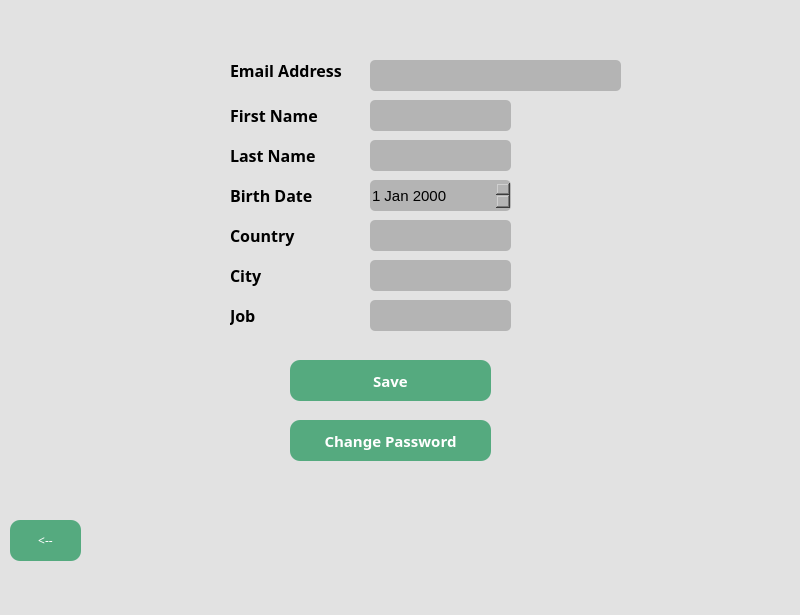
The window that front end/edit_acc.ui (Eugeo101/Commerce-Marketplace-system) describes before a commit, drawn with Qt 5.
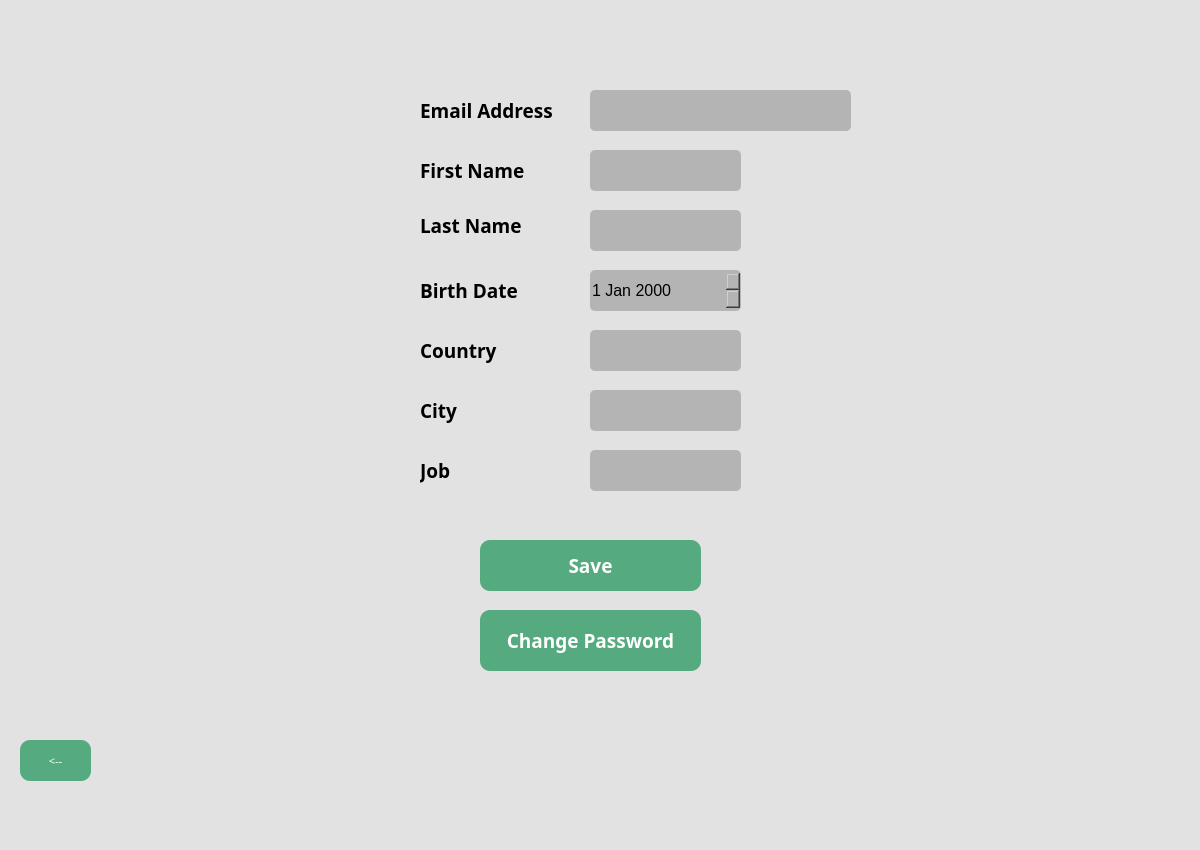
The same window after the commit.

Patch:
```diff
--- a/front end/edit_acc.ui
+++ b/front end/edit_acc.ui
@@ -6,8 +6,8 @@
    <rect>
     <x>0</x>
     <y>0</y>
-    <width>800</width>
-    <height>615</height>
+    <width>1200</width>
+    <height>850</height>
    </rect>
   </property>
   <property name="windowTitle">
@@ -23,16 +23,16 @@
    <widget class="QPushButton" name="savebutton">
     <property name="geometry">
      <rect>
-      <x>290</x>
-      <y>360</y>
-      <width>201</width>
-      <height>41</height>
+      <x>480</x>
+      <y>540</y>
+      <width>221</width>
+      <height>51</height>
      </rect>
     </property>
     <property name="font">
      <font>
       <family>Yu Gothic UI Semibold</family>
-      <pointsize>11</pointsize>
+      <pointsize>14</pointsize>
       <weight>75</weight>
       <bold>true</bold>
      </font>
@@ -49,16 +49,16 @@
    <widget class="QLabel" name="joblabel">
     <property name="geometry">
      <rect>
-      <x>230</x>
-      <y>300</y>
-      <width>41</width>
-      <height>31</height>
+      <x>420</x>
+      <y>450</y>
+      <width>61</width>
+      <height>41</height>
      </rect>
     </property>
     <property name="font">
      <font>
       <family>Yu Gothic UI Semibold</family>
-      <pointsize>12</pointsize>
+      <pointsize>14</pointsize>
       <weight>75</weight>
       <bold>true</bold>
      </font>
@@ -70,33 +70,38 @@
    <widget class="QLineEdit" name="countryin">
     <property name="geometry">
      <rect>
-      <x>370</x>
-      <y>220</y>
-      <width>141</width>
-      <height>31</height>
+      <x>590</x>
+      <y>330</y>
+      <width>151</width>
+      <height>41</height>
      </rect>
     </property>
+    <property name="font">
+     <font>
+      <pointsize>12</pointsize>
+     </font>
+    </property>
     <property name="styleSheet">
      <string notr="true">border-radius: 5px;
 background-color: rgb(180, 180, 180);</string>
     </property>
     <property name="clearButtonEnabled">
-     <bool>false</bool>
+     <bool>true</bool>
     </property>
    </widget>
    <widget class="QLabel" name="lastnamelabel">
     <property name="geometry">
      <rect>
-      <x>230</x>
-      <y>140</y>
-      <width>111</width>
+      <x>420</x>
+      <y>210</y>
+      <width>131</width>
       <height>31</height>
      </rect>
     </property>
     <property name="font">
      <font>
       <family>Yu Gothic UI Semibold</family>
-      <pointsize>12</pointsize>
+      <pointsize>14</pointsize>
       <weight>75</weight>
       <bold>true</bold>
      </font>
@@ -108,12 +113,17 @@
    <widget class="QLineEdit" name="lnamein">
     <property name="geometry">
      <rect>
-      <x>370</x>
-      <y>140</y>
-      <width>141</width>
-      <height>31</height>
+      <x>590</x>
+      <y>210</y>
+      <width>151</width>
+      <height>41</height>
      </rect>
     </property>
+    <property name="font">
+     <font>
+      <pointsize>12</pointsize>
+     </font>
+    </property>
     <property name="styleSheet">
      <string notr="true">border-radius: 5px;
 background-color: rgb(180, 180, 180);</string>
@@ -125,33 +135,38 @@
    <widget class="QLineEdit" name="cityin">
     <property name="geometry">
      <rect>
-      <x>370</x>
-      <y>260</y>
-      <width>141</width>
-      <height>31</height>
+      <x>590</x>
+      <y>390</y>
+      <width>151</width>
+      <height>41</height>
      </rect>
     </property>
+    <property name="font">
+     <font>
+      <pointsize>12</pointsize>
+     </font>
+    </property>
     <property name="styleSheet">
      <string notr="true">border-radius: 5px;
 background-color: rgb(180, 180, 180);</string>
     </property>
     <property name="clearButtonEnabled">
-     <bool>false</bool>
+     <bool>true</bool>
     </property>
    </widget>
    <widget class="QLabel" name="bdatelabel">
     <property name="geometry">
      <rect>
-      <x>230</x>
-      <y>180</y>
-      <width>101</width>
-      <height>31</height>
+      <x>420</x>
+      <y>270</y>
+      <width>121</width>
+      <height>41</height>
      </rect>
     </property>
     <property name="font">
      <font>
       <family>Yu Gothic UI Semibold</family>
-      <pointsize>12</pointsize>
+      <pointsize>14</pointsize>
       <weight>75</weight>
       <bold>true</bold>
      </font>
@@ -166,16 +181,16 @@
    <widget class="QLabel" name="countrylabel">
     <property name="geometry">
      <rect>
-      <x>230</x>
-      <y>220</y>
-      <width>81</width>
-      <height>31</height>
+      <x>420</x>
+      <y>330</y>
+      <width>111</width>
+      <height>41</height>
      </rect>
     </property>
     <property name="font">
      <font>
       <family>Yu Gothic UI Semibold</family>
-      <pointsize>12</pointsize>
+      <pointsize>14</pointsize>
       <weight>75</weight>
       <bold>true</bold>
      </font>
@@ -187,12 +202,17 @@
    <widget class="QLineEdit" name="jobin">
     <property name="geometry">
      <rect>
-      <x>370</x>
-      <y>300</y>
-      <width>141</width>
-      <height>31</height>
+      <x>590</x>
+      <y>450</y>
+      <width>151</width>
+      <height>41</height>
      </rect>
     </property>
+    <property name="font">
+     <font>
+      <pointsize>12</pointsize>
+     </font>
+    </property>
     <property name="styleSheet">
      <string notr="true">border-radius: 5px;
 background-color: rgb(180, 180, 180);</string>
@@ -204,16 +224,16 @@
    <widget class="QLabel" name="firstnamelabel">
     <property name="geometry">
      <rect>
-      <x>230</x>
-      <y>100</y>
-      <width>101</width>
-      <height>31</height>
+      <x>420</x>
+      <y>150</y>
+      <width>121</width>
+      <height>41</height>
      </rect>
     </property>
     <property name="font">
      <font>
       <family>Yu Gothic UI Semibold</family>
-      <pointsize>12</pointsize>
+      <pointsize>14</pointsize>
       <weight>75</weight>
       <bold>true</bold>
      </font>
@@ -228,16 +248,16 @@
    <widget class="QLabel" name="emaillabel">
     <property name="geometry">
      <rect>
-      <x>230</x>
-      <y>60</y>
-      <width>131</width>
-      <height>21</height>
+      <x>420</x>
+      <y>90</y>
+      <width>151</width>
+      <height>41</height>
      </rect>
     </property>
     <property name="font">
      <font>
       <family>Yu Gothic UI Semibold</family>
-      <pointsize>12</pointsize>
+      <pointsize>14</pointsize>
       <weight>75</weight>
       <bold>true</bold>
      </font>
@@ -252,12 +272,17 @@
    <widget class="QLineEdit" name="fnamein">
     <property name="geometry">
      <rect>
-      <x>370</x>
-      <y>100</y>
-      <width>141</width>
-      <height>31</height>
+      <x>590</x>
+      <y>150</y>
+      <width>151</width>
+      <height>41</height>
      </rect>
     </property>
+    <property name="font">
+     <font>
+      <pointsize>12</pointsize>
+     </font>
+    </property>
     <property name="styleSheet">
      <string notr="true">border-radius: 5px;
 background-color: rgb(180, 180, 180);</string>
@@ -272,16 +297,16 @@
    <widget class="QLabel" name="citylabel">
     <property name="geometry">
      <rect>
-      <x>230</x>
-      <y>260</y>
-      <width>41</width>
-      <height>31</height>
+      <x>420</x>
+      <y>390</y>
+      <width>71</width>
+      <height>41</height>
      </rect>
     </property>
     <property name="font">
      <font>
       <family>Yu Gothic UI Semibold</family>
-      <pointsize>12</pointsize>
+      <pointsize>14</pointsize>
       <weight>75</weight>
       <bold>true</bold>
      </font>
@@ -296,16 +321,16 @@
    <widget class="QPushButton" name="chpassbutton">
     <property name="geometry">
      <rect>
-      <x>290</x>
-      <y>420</y>
-      <width>201</width>
-      <height>41</height>
+      <x>480</x>
+      <y>610</y>
+      <width>221</width>
+      <height>61</height>
      </rect>
     </property>
     <property name="font">
      <font>
       <family>Yu Gothic UI Semibold</family>
-      <pointsize>11</pointsize>
+      <pointsize>14</pointsize>
       <weight>75</weight>
       <bold>true</bold>
      </font>
@@ -322,12 +347,17 @@
    <widget class="QLabel" name="mailview">
     <property name="geometry">
      <rect>
-      <x>370</x>
-      <y>60</y>
-      <width>251</width>
-      <height>31</height>
+      <x>590</x>
+      <y>90</y>
+      <width>261</width>
+      <height>41</height>
      </rect>
     </property>
+    <property name="font">
+     <font>
+      <pointsize>12</pointsize>
+     </font>
+    </property>
     <property name="layoutDirection">
      <enum>Qt::LeftToRight</enum>
     </property>
@@ -348,16 +378,16 @@
    <widget class="QDateEdit" name="bdatein">
     <property name="geometry">
      <rect>
-      <x>370</x>
-      <y>180</y>
-      <width>141</width>
-      <height>31</height>
+      <x>590</x>
+      <y>270</y>
+      <width>151</width>
+      <height>41</height>
      </rect>
     </property>
     <property name="font">
      <font>
       <family>Yu Gothic UI</family>
-      <pointsize>11</pointsize>
+      <pointsize>12</pointsize>
      </font>
     </property>
     <property name="styleSheet">
@@ -368,8 +398,8 @@
    <widget class="QPushButton" name="backbutton">
     <property name="geometry">
      <rect>
-      <x>10</x>
-      <y>520</y>
+      <x>20</x>
+      <y>740</y>
       <width>71</width>
       <height>41</height>
      </rect>
@@ -377,6 +407,7 @@
     <property name="font">
      <font>
       <family>Century Gothic</family>
+      <pointsize>8</pointsize>
      </font>
     </property>
     <property name="styleSheet">
```
Left out of the diff: 2 changed lines with no effect on the pictures.
